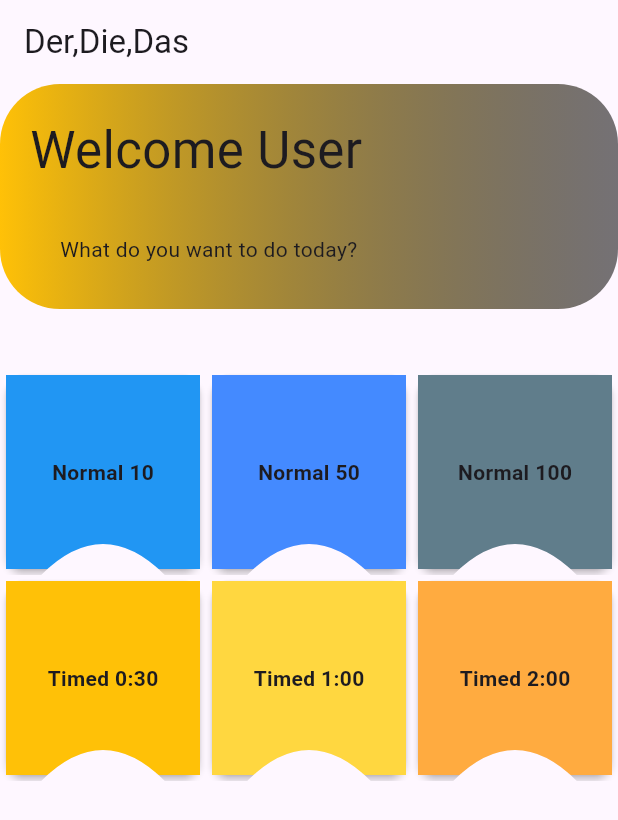
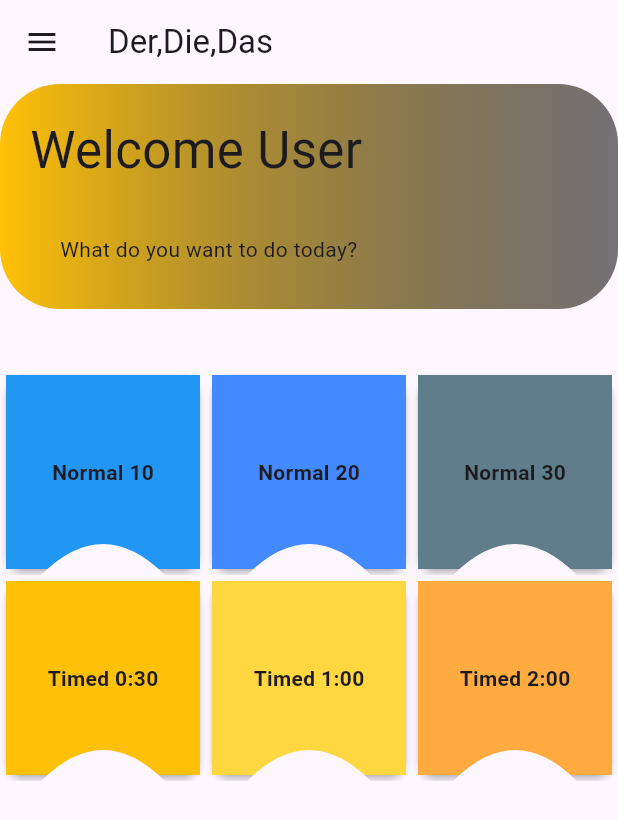
Before and after one commit to soulandbone/der_die_das, a Flutter app: the screen it shows after launch, on a phone screen of 412 x 824 dp. Shown: the top 820 px of the screen. Run offline on Flutter 3.47's test engine with Material 3 defaults, Android fonts, the phone set to English and light mode, and no system bars; our stand-ins replace bloc, cloud_firestore, firebase_core, flex_color_scheme, flutter_bloc, gap and 2 more; accounts and stored records are empty; statements that could not run were skipped.

Commit message:
Working version, needs refactor

```diff
--- a/lib/main.dart
+++ b/lib/main.dart
@@ -5,7 +5,7 @@ import 'package:der_die_das/firebase_options.dart';
 import 'package:der_die_das/injection_container.dart';
 import 'package:der_die_das/presentation/bloc/questionBloc/question_bloc.dart';
 import 'package:der_die_das/presentation/bloc/themeBloc/bloc/theme_bloc.dart';
-import 'package:der_die_das/presentation/screens/home.dart';
+import 'package:der_die_das/presentation/screens/quiz.dart';
 import 'package:der_die_das/presentation/screens/menu.dart';
 
 import 'package:firebase_core/firebase_core.dart';
--- a/lib/presentation/bloc/questionBloc/question_event.dart
+++ b/lib/presentation/bloc/questionBloc/question_event.dart
@@ -10,3 +10,16 @@ class AnswerConfirmed extends QuestionEvent {
 }
 
 class ResetQuiz extends QuestionEvent {}
+
+class StartQuiz extends QuestionEvent {}
+
+class StartQuizWithOptions extends QuestionEvent {
+  StartQuizWithOptions({
+    this.numberOfQuestions,
+    this.time,
+    required this.quizType,
+  });
+  final int? numberOfQuestions;
+  final int? time;
+  final TypeOfQuiz quizType;
+}
--- a/lib/presentation/bloc/questionBloc/question_state.dart
+++ b/lib/presentation/bloc/questionBloc/question_state.dart
@@ -1,4 +1,6 @@
 part of 'question_bloc.dart';
+
+enum TypeOfQuiz { timed, untimed }
 
 abstract class QuestionState {}
 
@@ -18,39 +20,56 @@ class QuestionsError extends QuestionState {
 }
 
 class QuizFinished extends QuestionState {
-  QuizFinished({required this.totalQuestions, required this.correctQuestions});
+  QuizFinished({
+    required this.totalQuestions,
+    required this.correctQuestions,
+    required this.quizType,
+  });
   final int totalQuestions;
   final int correctQuestions;
+  final TypeOfQuiz quizType;
 }
 
-class QuizProgress extends QuestionState {
-  QuizProgress({
+class QuizInProgress extends QuestionState {
+  QuizInProgress({
+    required this.quizType,
+    this.numberOfQuestions,
     this.currentScore = 0,
     this.currentIndex = 0,
     this.totalCorrect = 0,
-    this.remainingTime = 0,
+    this.remainingTime,
     required this.questions,
+    this.startingTime,
   });
 
   final List<Question> questions;
   final int currentScore;
   final int currentIndex;
   final int totalCorrect;
-  final int remainingTime;
+  final int? remainingTime;
+  final int? startingTime;
+  final int? numberOfQuestions;
+  final TypeOfQuiz quizType;
 
-  QuizProgress copyWith({
+  QuizInProgress copyWith({
     List<Question>? questions,
     int? currentScore,
     int? currentIndex,
     int? totalCorrect,
     int? remainingTime,
+    int? numberOfQuestions,
+    int? startingTime,
+    TypeOfQuiz? quizType,
   }) {
-    return QuizProgress(
+    return QuizInProgress(
       questions: questions ?? this.questions,
       currentScore: currentScore ?? this.currentScore,
       currentIndex: currentIndex ?? this.currentIndex,
       totalCorrect: totalCorrect ?? this.totalCorrect,
       remainingTime: remainingTime ?? this.remainingTime,
+      quizType: quizType ?? this.quizType,
+      numberOfQuestions: numberOfQuestions ?? this.numberOfQuestions,
+      startingTime: startingTime ?? this.startingTime,
     );
   }
 }
--- a/lib/presentation/screens/menu.dart
+++ b/lib/presentation/screens/menu.dart
@@ -1,6 +1,9 @@
+import 'package:der_die_das/presentation/bloc/questionBloc/question_bloc.dart';
+import 'package:der_die_das/presentation/widgets/drawer/main_drawer.dart';
 import 'package:der_die_das/presentation/widgets/options_menu.dart';
 import 'package:der_die_das/presentation/widgets/welcome_banner.dart';
 import 'package:flutter/material.dart';
+import 'package:flutter_bloc/flutter_bloc.dart';
 import 'package:gap/gap.dart';
 
 class MenuScreen extends StatelessWidget {
@@ -10,8 +13,22 @@ class MenuScreen extends StatelessWidget {
   Widget build(BuildContext context) {
     return Scaffold(
       appBar: AppBar(title: Text('Der,Die,Das')),
-      body: Column(
-        children: [WelcomeBanner(), Gap(40), Expanded(child: OptionMenu())],
+      drawer: MainDrawer(),
+      body: BlocBuilder<QuestionBloc, QuestionState>(
+        builder: (context, state) {
+          if (state is QuestionsLoading) {
+            return Center(child: CircularProgressIndicator());
+          } else if (state is QuestionsLoaded) {
+            return Column(
+              children: [
+                WelcomeBanner(),
+                Gap(40),
+                Expanded(child: OptionMenu()),
+              ],
+            );
+          }
+          return SizedBox();
+        },
       ),
     );
   }
--- a/lib/presentation/widgets/optionMenuItem/option_menu_item.dart
+++ b/lib/presentation/widgets/optionMenuItem/option_menu_item.dart
@@ -1,17 +1,67 @@
+import 'package:der_die_das/presentation/bloc/questionBloc/question_bloc.dart';
+import 'package:der_die_das/presentation/screens/quiz.dart';
 import 'package:der_die_das/presentation/widgets/optionMenuItem/clipper/my_clipper.dart';
 import 'package:flutter/material.dart';
+import 'package:flutter_bloc/flutter_bloc.dart';
+
+class QuizOption {
+  QuizOption({required this.quizType, this.numberOfQuestions, this.totalTime});
+
+  int? numberOfQuestions;
+  final TypeOfQuiz quizType;
+  final int? totalTime;
+}
 
 class OptionMenuItem extends StatelessWidget {
-  const OptionMenuItem({required this.text, required this.color, super.key});
+  const OptionMenuItem({
+    required this.index,
+    required this.text,
+    required this.color,
+    super.key,
+  });
 
   final Color color;
   final String text;
+  final int index;
 
   @override
   Widget build(BuildContext context) {
+    Map<int, QuizOption> quizOptions = {
+      0: QuizOption(quizType: TypeOfQuiz.untimed, numberOfQuestions: 10),
+      1: QuizOption(quizType: TypeOfQuiz.untimed, numberOfQuestions: 20),
+      2: QuizOption(quizType: TypeOfQuiz.untimed, numberOfQuestions: 30),
+      3: QuizOption(quizType: TypeOfQuiz.timed, totalTime: 30),
+      4: QuizOption(quizType: TypeOfQuiz.timed, totalTime: 60),
+      5: QuizOption(quizType: TypeOfQuiz.timed, totalTime: 120),
+    };
+
+    final selectedOption = quizOptions[index];
+
+    final quizBloc = context.read<QuestionBloc>();
     return InkWell(
       splashColor: Colors.purple,
-      onTap: () {},
+      onTap: () {
+        Navigator.of(context).pushReplacement(
+          MaterialPageRoute(
+            builder: (context) {
+              return QuizScreen();
+            },
+          ),
+        );
+        quizBloc.add(
+          StartQuizWithOptions(
+            numberOfQuestions:
+                selectedOption!.quizType == TypeOfQuiz.untimed
+                    ? selectedOption.numberOfQuestions
+                    : null,
+            quizType: selectedOption.quizType,
+            time:
+                selectedOption.quizType == TypeOfQuiz.timed
+                    ? selectedOption.totalTime
+                    : null,
+          ),
+        );
+      },
       child: ClipPath(
         clipper: MyClipper(),
         child: Card(
--- a/lib/presentation/widgets/options_menu.dart
+++ b/lib/presentation/widgets/options_menu.dart
@@ -1,10 +1,12 @@
+import 'package:der_die_das/presentation/bloc/questionBloc/question_bloc.dart';
 import 'package:der_die_das/presentation/widgets/optionMenuItem/option_menu_item.dart';
 import 'package:flutter/material.dart';
+import 'package:flutter_bloc/flutter_bloc.dart';
 
 const List<String> texts = [
   'Normal 10',
-  "Normal 50",
-  'Normal 100',
+  "Normal 20",
+  'Normal 30',
   'Timed 0:30',
   'Timed 1:00',
   'Timed 2:00',
@@ -23,13 +25,18 @@ class OptionMenu extends StatelessWidget {
 
   @override
   Widget build(BuildContext context) {
+    final quizBloc = context.read<QuestionBloc>();
     return GridView.builder(
       gridDelegate: SliverGridDelegateWithFixedCrossAxisCount(
         crossAxisCount: 3,
       ),
       itemCount: 6,
       itemBuilder: (context, index) {
-        return OptionMenuItem(text: texts[index], color: colors[index]);
+        return OptionMenuItem(
+          index: index,
+          text: texts[index],
+          color: colors[index],
+        );
       },
     );
   }
--- a/lib/presentation/widgets/welcome_banner.dart
+++ b/lib/presentation/widgets/welcome_banner.dart
@@ -1,4 +1,6 @@
+import 'package:der_die_das/presentation/bloc/questionBloc/question_bloc.dart';
 import 'package:flutter/material.dart';
+import 'package:flutter_bloc/flutter_bloc.dart';
 import 'package:google_fonts/google_fonts.dart';
 
 class WelcomeBanner extends StatelessWidget {
```
Also changed, not shown: lib/presentation/bloc/questionBloc/question_bloc.dart (+72 -15 lines), lib/presentation/screens/quiz.dart (renamed from lib/presentation/screens/home.dart, +13 -9 lines), lib/presentation/widgets/summary.dart (+11 -5 lines), lib/presentation/widgets/timer/full_timer.dart (+7 -2 lines).
